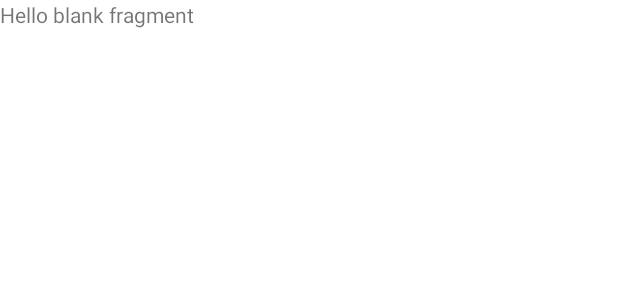
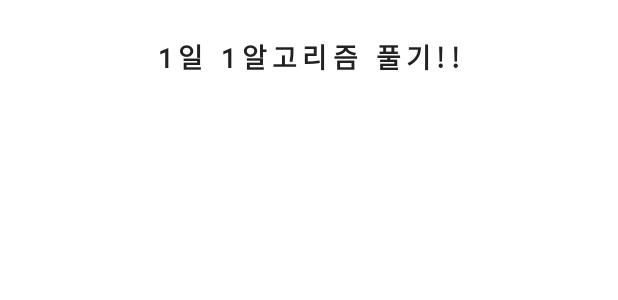
Before and after one commit to ddyeon/JadoProject, an Android app: the layout fragment_group_detail.xml on its own in the app's theme, with its tools: preview values and no code run, on a phone screen of 412 x 824 dp. Shown: the top 300 px of the screen. Run offline under Robolectric (Android 15) with nearby library versions, the phone set to English and light mode, and no system bars.

Commit message:
그룹 리스트 추가하기

```diff
--- a/JadoAndroid/app/src/main/java/com/example/jadoproject/GroupFragment.kt
+++ b/JadoAndroid/app/src/main/java/com/example/jadoproject/GroupFragment.kt
@@ -21,8 +21,9 @@ class GroupFragment : Fragment() {
 
         val item : ArrayList<Group> = arrayListOf()
         val groups : Group = Group("Java를 잡아", "1일 1알고리즘 풀기!!")
-
+        val two_groups = Group("C++최고", "객체지향 마스터하기")
         item.add(groups)
+        item.add(two_groups)
         setAdapter(item)
 
         return binding.root
--- a/JadoAndroid/app/src/main/res/layout/fragment_group_detail.xml
+++ b/JadoAndroid/app/src/main/res/layout/fragment_group_detail.xml
@@ -1,14 +1,29 @@
 <?xml version="1.0" encoding="utf-8"?>
-<FrameLayout xmlns:android="http://schemas.android.com/apk/res/android"
+<layout xmlns:android="http://schemas.android.com/apk/res/android"
+    xmlns:app="http://schemas.android.com/apk/res-auto"
     xmlns:tools="http://schemas.android.com/tools"
-    android:layout_width="match_parent"
-    android:layout_height="match_parent"
     tools:context=".GroupDetailFragment">
 
-    <!-- TODO: Update blank fragment layout -->
-    <TextView
+    <androidx.constraintlayout.widget.ConstraintLayout
         android:layout_width="match_parent"
-        android:layout_height="match_parent"
-        android:text="@string/hello_blank_fragment" />
+        android:layout_height="match_parent" >
 
-</FrameLayout>
+
+        <TextView
+            android:id="@+id/textView2"
+            android:layout_width="wrap_content"
+            android:layout_height="wrap_content"
+            android:layout_marginTop="24dp"
+            android:text="1일 1알고리즘 풀기!!"
+            android:textSize="18sp"
+            android:textStyle="bold"
+            android:letterSpacing="0.2"
+            android:textColor="#212121"
+            android:fontFamily="@font/ilsanregual"
+            app:layout_constraintEnd_toEndOf="parent"
+            app:layout_constraintStart_toStartOf="parent"
+            app:layout_constraintTop_toTopOf="parent" />
+
+    </androidx.constraintlayout.widget.ConstraintLayout>
+
+</layout>
```
Also changed, not shown: JadoAndroid/app/src/main/java/com/example/jadoproject/GroupListAdapter.kt (+21 -3 lines), JadoAndroid/app/src/main/res/navigation/nav_graph.xml (+10 -1 lines).
